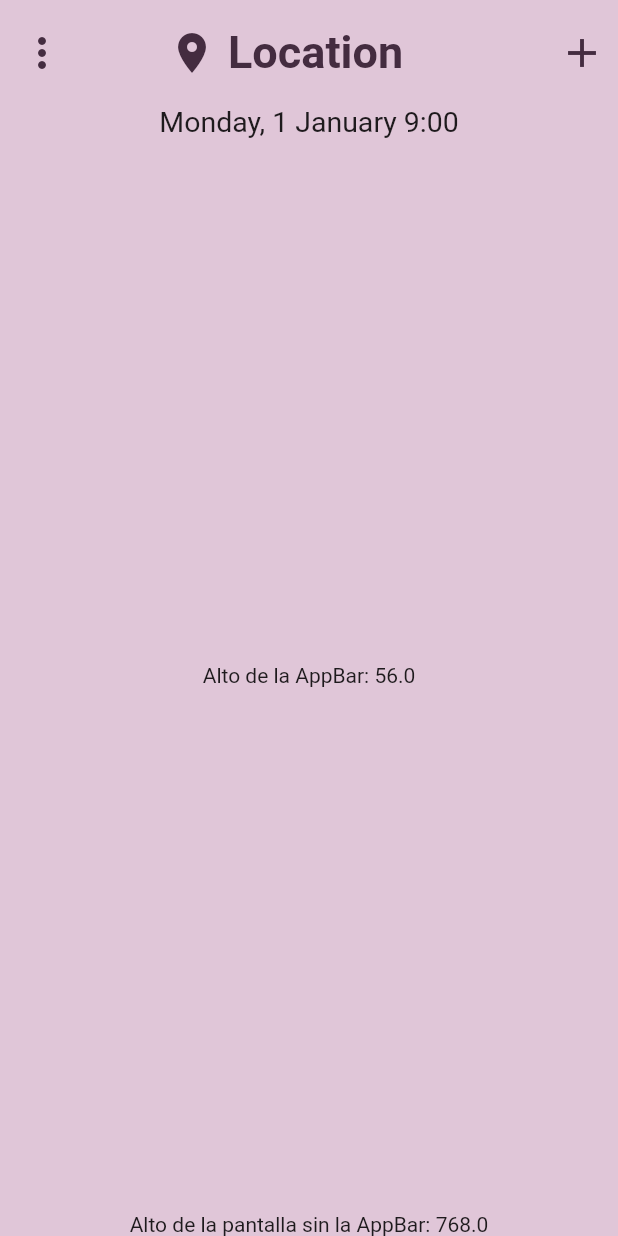
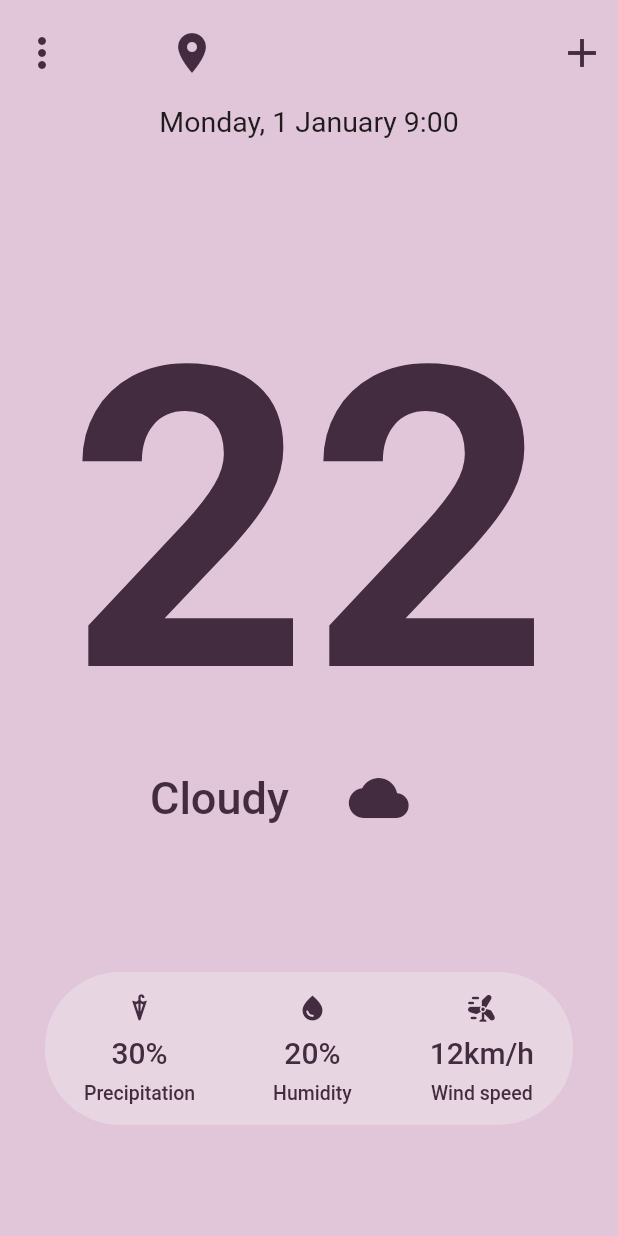
Before and after one commit to gaazpio/Prueba-Tecnica-Bondy, a Flutter app: the screen it shows after launch, on a phone screen of 412 x 824 dp. Run offline on Flutter 3.47's test engine with Material 2 defaults, Android fonts, the light colour scheme and no system bars; our stand-ins replace equatable, geocoding, geolocator, get.

Commit message:
implementado permiso para utilizar la ubicacion del movil , con eso creada la funcion para saber en que ciudad estas y se muestre en el appbar, y por ultimo maquetacion de la pantalla terminada , falta implementar las funcionalidades

```diff
--- a/lib/main.dart
+++ b/lib/main.dart
@@ -1,6 +1,6 @@
 import 'package:flutter/material.dart';
 import 'package:get/route_manager.dart';
-import 'package:prueba_tecnica_bondy/views/weather_view.dart';
+import 'package:prueba_tecnica_bondy/views/WeatherPage.dart';
 
 void main() {
   runApp(const MyApp());
@@ -17,7 +17,7 @@ class MyApp extends StatelessWidget {
       theme: ThemeData(
         primarySwatch: Colors.blue,
       ),
-      home: const WeatherView(),
+      home: const WheatherPage(),
     );
   }
 }
--- /dev/null
+++ b/lib/views/WeatherPage.dart
@@ -0,0 +1,272 @@
+import 'package:flutter/material.dart';
+import 'package:geocoding/geocoding.dart';
+import 'package:geolocator/geolocator.dart';
+import 'package:get/get.dart';
+import 'package:prueba_tecnica_bondy/controllers/weather_controller.dart';
+import 'package:prueba_tecnica_bondy/widgets/weather_card.dart';
+
+class WheatherPage extends StatefulWidget {
+  const WheatherPage({Key? key}) : super(key: key);
+
+  @override
+  State<WheatherPage> createState() => _WheatherPageState();
+}
+
+class _WheatherPageState extends State<WheatherPage> {
+  String Ciudad = "";
+
+  @override
+  void initState() {
+    obtenerLocalizacionActual();
+    super.initState();
+  }
+
+  void obtenerLocalizacionActual() async {
+    Position position = await Geolocator.getCurrentPosition(
+      desiredAccuracy: LocationAccuracy.high,
+    );
+
+    List<Placemark> placemarks =
+        await placemarkFromCoordinates(position.latitude, position.longitude);
+
+    setState(() {
+      Ciudad = placemarks[0].subAdministrativeArea.toString();
+    });
+  }
+
+  void obtenerDatosDeLaCiudad() {}
+
+  @override
+  Widget build(BuildContext context) {
+    Color colorAppLet = Color.fromRGBO(68, 44, 64, 1.0);
+    Color colorFondo = Color.fromRGBO(224, 198, 216, 1.0);
+    final weatherController = Get.put(WeatherController());
+
+    Size screenSize = MediaQuery.of(context).size;
+    double screenWidth = screenSize.width;
+    double appBarHeight = AppBar().preferredSize.height;
+    double screenHeightWithoutAppBar =
+        MediaQuery.of(context).size.height - appBarHeight;
+
+    return Scaffold(
+      appBar: AppBar(
+        backgroundColor: colorFondo,
+        elevation: 0,
+        toolbarHeight: 70,
+        title: Row(
+          children: [
+            SizedBox(width: 40),
+            Icon(
+              Icons.location_on,
+              size: 32,
+              color: colorAppLet,
+            ),
+            SizedBox(width: 8), // Espacio entre el ícono y el texto
+            Text(
+              '$Ciudad',
+              style: TextStyle(
+                  color: colorAppLet,
+                  fontSize: 30,
+                  fontWeight: FontWeight.bold),
+            ),
+          ],
+        ),
+        leading: IconButton(
+          icon: Icon(
+            Icons.more_vert,
+            size: 32,
+            color: colorAppLet,
+          ),
+          // Icono de prefijo
+          onPressed: () {},
+        ),
+        actions: <Widget>[
+          IconButton(
+            icon: Icon(
+              Icons.add,
+              size: 32,
+              color: colorAppLet,
+            ),
+            // Icono de sufijo
+            onPressed: () {
+              // Acción al hacer clic en el icono de sufijo
+            },
+          ),
+        ],
+      ),
+      body: Container(
+        width: screenWidth,
+        color: colorFondo,
+        margin: EdgeInsets.fromLTRB(0, 0, 0, 0),
+        child: Column(
+          mainAxisAlignment: MainAxisAlignment.spaceBetween,
+          children: [
+            Text(
+              "Monday, 1 January 9:00",
+              style: TextStyle(fontSize: 19),
+            ),
+            Center(
+              child: Column(
+                children: [
+                  Text(
+                    "22",
+                    style: TextStyle(
+                        fontSize: 280,
+                        fontWeight: FontWeight.bold,
+                        color: colorAppLet),
+                  ),
+                  Row(children: [
+                    SizedBox(width: 100),
+                    Text("Cloudy",
+                        style: TextStyle(
+                            fontSize: 30,
+                            fontWeight: FontWeight.w500,
+                            color: colorAppLet)),
+                    SizedBox(width: 40),
+                    Icon(
+                      Icons.cloud,
+                      size: 40,
+                      color: colorAppLet,
+                    ),
+                  ]),
+                ],
+              ),
+            ),
+            Container(
+              margin: EdgeInsets.fromLTRB(0, 0, 0, 70),
+              width: 360,
+              height: 110,
+              child: Card(
+                elevation: 0,
+                semanticContainer: true,
+                color: Color.fromRGBO(240, 228, 236, 0.5),
+                shape: RoundedRectangleBorder(
+                  borderRadius: BorderRadius.circular(50.0),
+                ),
+                child: Row(
+                  mainAxisAlignment: MainAxisAlignment.spaceAround,
+                  children: [
+                    Column(
+                        mainAxisAlignment: MainAxisAlignment.center,
+                        children: [
+                          Icon(
+                            Icons.umbrella,
+                            size: 20,
+                            color: colorAppLet,
+                          ),
+                          SizedBox(height: 8),
+                          Text("30%",
+                              style: TextStyle(
+                                  fontSize: 20,
+                                  fontWeight: FontWeight.w500,
+                                  color: colorAppLet)),
+                          SizedBox(height: 8),
+                          Text("Precipitation",
+                              style: TextStyle(
+                                  fontSize: 13,
+                                  fontWeight: FontWeight.w500,
+                                  color: colorAppLet)),
+                        ]),
+                    Column(
+                        mainAxisAlignment: MainAxisAlignment.center,
+                        children: [
+                          Icon(
+                            Icons.water_drop,
+                            size: 20,
+                            color: colorAppLet,
+                          ),
+                          SizedBox(height: 8),
+                          Text("20%",
+                              style: TextStyle(
+                                  fontSize: 20,
+                                  fontWeight: FontWeight.w500,
+                                  color: colorAppLet)),
+                          SizedBox(height: 8),
+                          Text("Humidity",
+                              style: TextStyle(
+                                  fontSize: 13,
+                                  fontWeight: FontWeight.w500,
+                                  color: colorAppLet)),
+                        ]),
+                    Column(
+                        mainAxisAlignment: MainAxisAlignment.center,
+                        children: [
+                          Icon(
+                            Icons.wind_power_rounded,
+                            size: 20,
+                            color: colorAppLet,
+                          ),
+                          SizedBox(height: 8),
+                          Text("12km/h",
+                              style: TextStyle(
+                                  fontSize: 20,
+                                  fontWeight: FontWeight.w500,
+                                  color: colorAppLet)),
+                          SizedBox(height: 8),
+                          Text("Wind speed",
+                              style: TextStyle(
+                                  fontSize: 13,
+                                  fontWeight: FontWeight.w500,
+                                  color: colorAppLet)),
+                        ]),
+                  ],
+                ),
+              ),
+            ),
+          ],
+        ),
+      ),
+    );
+
+    /*Column(
+            children: [
+              const SizedBox(height: 10),
+              Container(
+                margin: const EdgeInsets.symmetric(horizontal: 16),
+                decoration: BoxDecoration(
+                  borderRadius: BorderRadius.circular(30),
+                  border: Border.all(color: Colors.grey[300]!),
+                ),
+                child: TextField(
+                  controller: weatherController.input,
+                  decoration: const InputDecoration(
+                    border: InputBorder.none,
+                    hintText: 'Search',
+                    contentPadding:
+                    EdgeInsets.symmetric(vertical: 12, horizontal: 16),
+                    prefixIcon: Icon(Icons.search),
+                  ),
+                  onChanged: (value) async => Future.delayed(
+                      const Duration(milliseconds: 150),
+                          () async => await weatherController.fetchLocations(value)),
+                ),
+              ),
+              Obx(
+                    () => weatherController.searchLocations.value.isEmpty
+                    ? const SizedBox.shrink()
+                    : ListView.builder(
+                  shrinkWrap: true,
+                  itemCount: weatherController.searchLocations.value.length,
+                  itemBuilder: (context, index) => ListTile(
+                    title: Text(weatherController
+                        .searchLocations.value[index].name ??
+                        ""),
+                    onTap: () => weatherController.setLocation(index),
+                  ),
+                ),
+              ),
+              Obx(
+                    () => weatherController.currentWeather.value == null
+                    ? const Padding(
+                  padding: EdgeInsets.fromLTRB(0, 15, 0, 15),
+                  child: Text("No city selected."),
+                )
+                    : WeatherInfoCard(
+                  weatherData: weatherController.currentWeather.value!,
+                  locationData: weatherController.locationSelected.value!,
+                ),
+              ),
+            ],
+          ),*/
+  }
+}
--- a/lib/views/weather_view.dart
+++ /dev/null
@@ -1,113 +0,0 @@
-import 'package:flutter/material.dart';
-import 'package:get/get.dart';
-import 'package:prueba_tecnica_bondy/controllers/weather_controller.dart';
-import 'package:prueba_tecnica_bondy/widgets/weather_card.dart';
-
-class WeatherView extends StatelessWidget {
-  const WeatherView({super.key});
-
-  @override
-  Widget build(BuildContext context) {
-    Color colorAppLet= Color.fromRGBO(68, 44, 64, 1.0);
-    Color colorFondo= Color.fromRGBO(224, 198, 216, 1.0);
-    final weatherController = Get.put(WeatherController());
-
-    Size screenSize = MediaQuery.of(context).size;
-    double screenWidth = screenSize.width;
-    double appBarHeight = AppBar().preferredSize.height;
-    double screenHeightWithoutAppBar = MediaQuery.of(context).size.height - appBarHeight;
-
-    return Scaffold(
-      appBar: AppBar(
-        backgroundColor: colorFondo,
-        elevation: 0,
-        toolbarHeight: 70,
-        title:Row(
-          children: [
-            SizedBox(width: 40),
-            Icon(Icons.location_on,size: 32,color: colorAppLet,),
-            SizedBox(width: 8), // Espacio entre el ícono y el texto
-          Text("Location",style: TextStyle(color: colorAppLet,fontSize: 30,fontWeight: FontWeight.bold),),
-          ],
-        ),
-        leading: IconButton(
-          icon: Icon(Icons.more_vert,size: 32,color: colorAppLet,), // Icono de prefijo
-          onPressed: () {
-          },
-        ),
-        actions: <Widget>[
-        IconButton(
-        icon: Icon(Icons.add,size: 32,color: colorAppLet,), // Icono de sufijo
-        onPressed: () {
-          // Acción al hacer clic en el icono de sufijo
-        },
-      ),
-            ],
-        ),
-      body: Container(
-        width: screenWidth,
-        color: colorFondo,
-        margin: EdgeInsets.fromLTRB(0, 0, 0, 0),
-        child: Column(
-          mainAxisAlignment: MainAxisAlignment.spaceBetween,
-          children: [
-            Text("Monday, 1 January 9:00",style: TextStyle(fontSize: 19),),
-            Text('Alto de la AppBar: $appBarHeight'),
-            Text('Alto de la pantalla sin la AppBar: $screenHeightWithoutAppBar'),
-          ],
-        ),
-      ),
-    );
-
-          /*Column(
-            children: [
-              const SizedBox(height: 10),
-              Container(
-                margin: const EdgeInsets.symmetric(horizontal: 16),
-                decoration: BoxDecoration(
-                  borderRadius: BorderRadius.circular(30),
-                  border: Border.all(color: Colors.grey[300]!),
-                ),
-                child: TextField(
-                  controller: weatherController.input,
-                  decoration: const InputDecoration(
-                    border: InputBorder.none,
-                    hintText: 'Search',
-                    contentPadding:
-                    EdgeInsets.symmetric(vertical: 12, horizontal: 16),
-                    prefixIcon: Icon(Icons.search),
-                  ),
-                  onChanged: (value) async => Future.delayed(
-                      const Duration(milliseconds: 150),
-                          () async => await weatherController.fetchLocations(value)),
-                ),
-              ),
-              Obx(
-                    () => weatherController.searchLocations.value.isEmpty
-                    ? const SizedBox.shrink()
-                    : ListView.builder(
-                  shrinkWrap: true,
-                  itemCount: weatherController.searchLocations.value.length,
-                  itemBuilder: (context, index) => ListTile(
-                    title: Text(weatherController
-                        .searchLocations.value[index].name ??
-                        ""),
-                    onTap: () => weatherController.setLocation(index),
-                  ),
-                ),
-              ),
-              Obx(
-                    () => weatherController.currentWeather.value == null
-                    ? const Padding(
-                  padding: EdgeInsets.fromLTRB(0, 15, 0, 15),
-                  child: Text("No city selected."),
-                )
-                    : WeatherInfoCard(
-                  weatherData: weatherController.currentWeather.value!,
-                  locationData: weatherController.locationSelected.value!,
-                ),
-              ),
-            ],
-          ),*/
-  }
-}
--- a/pubspec.yaml
+++ b/pubspec.yaml
@@ -38,6 +38,8 @@ dependencies:
   get: ^4.6.5
   http: ^0.13.6
   equatable: ^2.0.5
+  geolocator: ^7.0.3
+  geocoding: ^2.1.1
 
 dev_dependencies:
   flutter_test:
```
Also changed, not shown: pubspec.lock, 2 other files.
